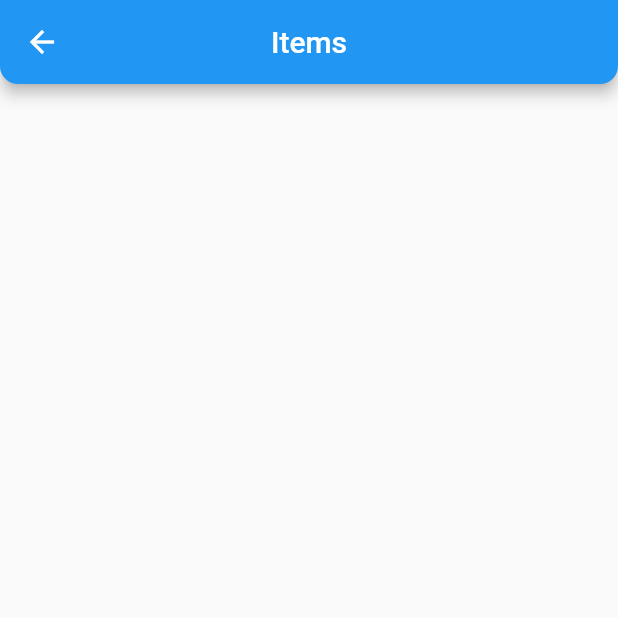
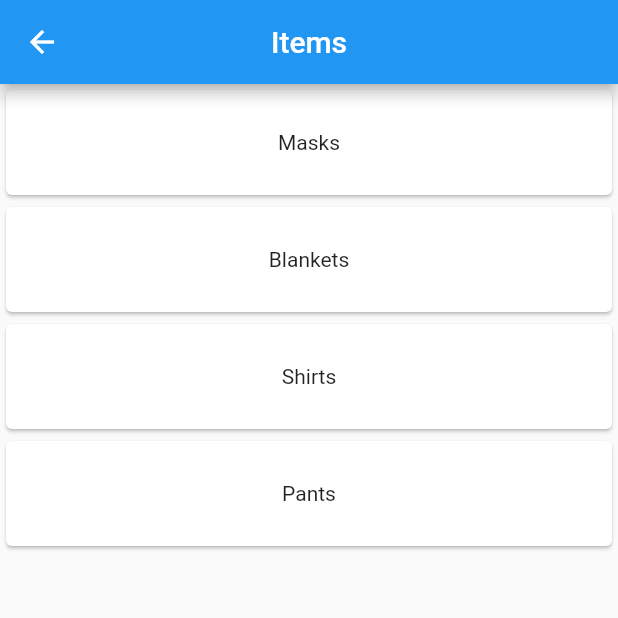
Before and after one commit to jayster7101/SCU_Frugal_Refugee_App, a Flutter app: the Items screen opened directly, on a phone screen of 412 x 824 dp, the top half of it. Run offline on Flutter 3.47's test engine with Material 2 defaults, Android fonts, the phone set to English and light mode, and no system bars.

Commit message:
Added items, added url_launcher, edited gitignore.

```diff
--- a/lib/Pages/items.dart
+++ b/lib/Pages/items.dart
@@ -1,4 +1,5 @@
 import 'package:flutter/material.dart';
+import 'services/itemslist.dart';
 
 class Items extends StatefulWidget {
   const Items({Key? key}) : super(key: key);
@@ -8,15 +9,18 @@ class Items extends StatefulWidget {
 }
 
 class _ItemsState extends State<Items> {
+  ItemsList list = ItemsList();
   @override
   Widget build(BuildContext context) {
     return Scaffold(
       appBar: AppBar(
         title: const Text("Items"),
         centerTitle: true,
-        shape: const RoundedRectangleBorder(
-          borderRadius: BorderRadius.vertical(bottom: Radius.circular(12)),
-        )
+      ),
+      body: Center(
+        child: ListView(
+          children: list.getList(),
+        ),
       ),
     );
   }
--- /dev/null
+++ b/lib/Pages/services/itemslist.dart
@@ -0,0 +1,78 @@
+import 'package:flutter/material.dart';
+import 'package:url_launcher/url_launcher.dart';
+
+class ItemsList{
+  final Uri _url1 = Uri.parse("https://www.amazon.com/s?k=masks&crid=5KQ0NM1BGW5R&sprefix=mask%2Caps%2C126&ref=nb_sb_noss_1");
+  final Uri _url2 = Uri.parse("https://www.amazon.com/s?k=blanket&crid=337G5AZ3W6IQB&sprefix=blanke%2Caps%2C139&ref=nb_sb_noss_2");
+  final Uri _url3 = Uri.parse("https://www.amazon.com/s?k=shirts&crid=1AW7L1T6KV1VV&sprefix=shirt%2Caps%2C186&ref=nb_sb_noss_1");
+  final Uri _url4 = Uri.parse("https://www.amazon.com/s?k=pants&crid=37NUFE02MX5SF&sprefix=pant%2Caps%2C168&ref=nb_sb_noss_1");
+
+  ///Function to launch a URL inside the app,
+  ///given a parsed url.
+  void _launchUrl(url) async{
+    if (!await launchUrl(url)) {
+      throw 'Could not launch $url';
+    }
+  }
+
+  ///Function to return a List of card widgets,
+  ///Having this would prevent lines of code being
+  ///put into the main items file.
+  List<Widget> getList(){
+    return [
+      Card(
+        child: InkWell(
+          onTap: () => _launchUrl(_url1),
+          child: const SizedBox(
+            height: 70,
+            child: Center(
+              child: Text(
+                "Masks"
+              ),
+            ),
+          ),
+        ),
+      ),
+      Card(
+        child: InkWell(
+          onTap: () => _launchUrl(_url2),
+          child: const SizedBox(
+            height: 70,
+            child: Center(
+              child: Text(
+                "Blankets"
+              ),
+            ),
+          ),
+        ),
+      ),
+      Card(
+        child: InkWell(
+          onTap: () => _launchUrl(_url3),
+          child: const SizedBox(
+            height: 70,
+            child: Center(
+              child: Text(
+                "Shirts"
+              ),
+            ),
+          ),
+        ),
+      ),
+      Card(
+        child: InkWell(
+          onTap: () => _launchUrl(_url4),
+          child: const SizedBox(
+            height: 70,
+            child: Center(
+              child: Text(
+                "Pants"
+              ),
+            ),
+          ),
+        ),
+      ),
+
+    ];
+  }
+}
--- a/pubspec.yaml
+++ b/pubspec.yaml
@@ -29,7 +29,7 @@ environment:
 dependencies:
   flutter:
     sdk: flutter
-
+  url_launcher: ^6.1.4
 
   # The following adds the Cupertino Icons font to your application.
   # Use with the CupertinoIcons class for iOS style icons.
```
Also changed, not shown: lib/Pages/services/apikeys.dart (added), pubspec.lock, 6 other files.
